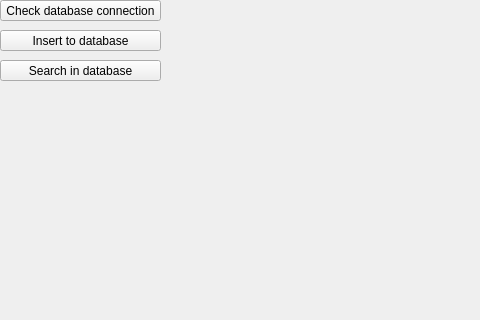
First picture: the form in mainwindow.ui, repository yallknows/system, before the edit; both pictures show x 0 to 480 and y 0 to 320 of the 720 by 480 pixel window.
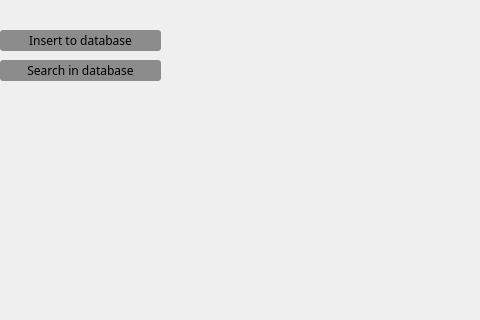
Second picture: the form after the edit. Icons and pictures are not drawn.

Diff of the .ui file:
```diff
--- a/mainwindow.ui
+++ b/mainwindow.ui
@@ -22,6 +22,11 @@
     <height>0</height>
    </size>
   </property>
+  <property name="font">
+   <font>
+    <family>Franklin Gothic Medium</family>
+   </font>
+  </property>
   <property name="windowTitle">
    <string>Information system</string>
   </property>
@@ -39,25 +44,39 @@
 {
 	border-image: url(:/images/src/img/statusbar_mainwindow.jpg);
 }
+
+#pushButton_insert_to_database
+{
+	border-radius:3px;
+	background-color:rgb(140, 140, 140);
+}
+
+#pushButton_insert_to_database:hover
+{
+	background-color:rgb(30, 170, 145);
+}
+
+#pushButton_search_in_database
+{
+	border-radius:3px;
+	background-color:rgb(140, 140, 140);
+}
+
+#pushButton_search_in_database:hover
+{
+	background-color:rgb(30, 170, 145);
+}
 </string>
   </property>
   <widget class="QWidget" name="centralwidget">
+   <property name="font">
+    <font>
+     <family>Franklin Gothic Medium</family>
+    </font>
+   </property>
    <property name="styleSheet">
     <string notr="true"/>
    </property>
-   <widget class="QPushButton" name="pushButton_database_connection_check">
-    <property name="geometry">
-     <rect>
-      <x>0</x>
-      <y>0</y>
-      <width>161</width>
-      <height>21</height>
-     </rect>
-    </property>
-    <property name="text">
-     <string>Check database connection</string>
-    </property>
-   </widget>
    <widget class="QPushButton" name="pushButton_insert_to_database">
     <property name="geometry">
      <rect>
@@ -67,6 +86,11 @@
       <height>21</height>
      </rect>
     </property>
+    <property name="font">
+     <font>
+      <family>Franklin Gothic Medium</family>
+     </font>
+    </property>
     <property name="text">
      <string>Insert to database</string>
     </property>
@@ -80,6 +104,11 @@
       <height>21</height>
      </rect>
     </property>
+    <property name="font">
+     <font>
+      <family>Franklin Gothic Medium</family>
+     </font>
+    </property>
     <property name="text">
      <string>Search in database</string>
     </property>
```
Left out of the diff: 20 changed lines with no effect on the pictures.
